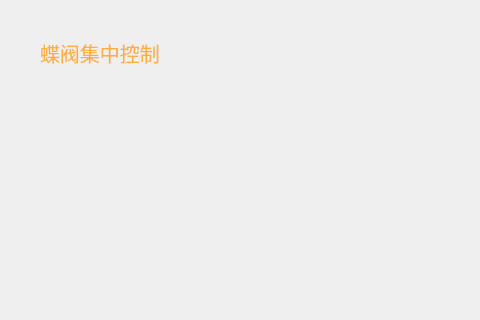
This is Window/Page/valvepage.ui in caosq/ChickenFarm as Qt 5 draws it before an edit; both pictures show x 0 to 480 and y 0 to 320 of the 920 by 633 pixel window. The edited form follows.
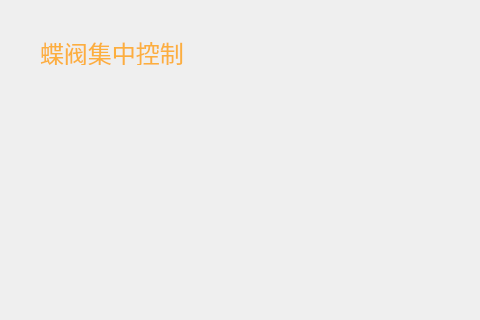
This is the edited form. Icons and pictures are not drawn.

```diff
--- a/Window/Page/valvepage.ui
+++ b/Window/Page/valvepage.ui
@@ -194,7 +194,7 @@
    </property>
    <property name="font">
     <font>
-     <pointsize>15</pointsize>
+     <pointsize>18</pointsize>
     </font>
    </property>
    <property name="styleSheet">
```
